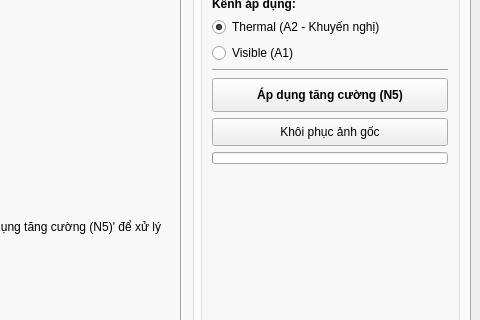
The window that mainwindow.ui (CinnaPea/2026-fusion-research) describes before a commit, drawn with Qt 5; both pictures show x 740 to 1220 and y 211 to 531 of the 1220 by 780 pixel window.
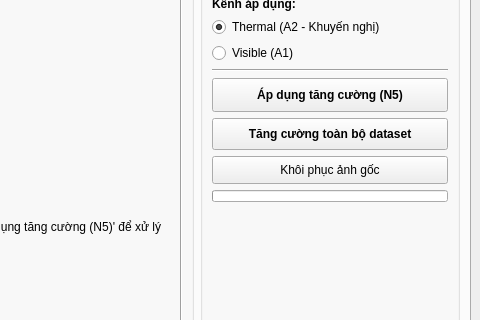
The same window after the commit. The open tabs and pages were chosen to show the change.

Commit message: feat(ui): add live browsing preview and batch dataset enhancement on Tab 2

What changed in the file:
```diff
--- a/mainwindow.ui
+++ b/mainwindow.ui
@@ -657,6 +657,24 @@
                  </property>
                 </widget>
                </item>
+               <item>
+                <widget class="QPushButton" name="btnEnhanceAll">
+                 <property name="minimumSize">
+                  <size>
+                   <width>0</width>
+                   <height>32</height>
+                  </size>
+                 </property>
+                 <property name="font">
+                  <font>
+                   <bold>true</bold>
+                  </font>
+                 </property>
+                 <property name="text">
+                  <string>Tăng cường toàn bộ dataset</string>
+                 </property>
+                </widget>
+               </item>
                <item>
                 <widget class="QPushButton" name="btnResetN5">
                  <property name="minimumSize">
```
The commit also changes 4 other files.
